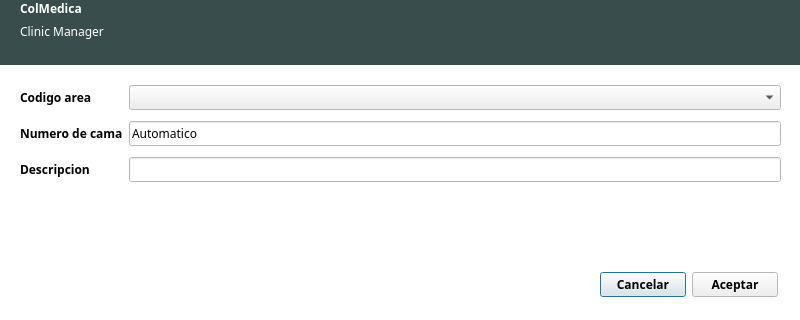
This is gui/administrador/uis/DialogNuevaCama.ui in BryanTabarez/ProyectoBD as Qt 5 draws it before an edit. The edited form follows.
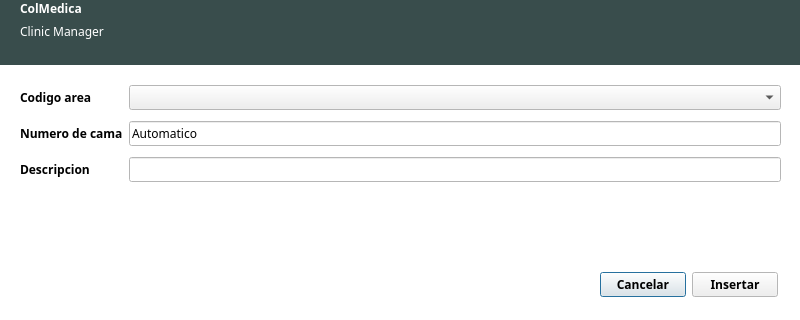
This is the edited form.

What changed in the file:
```diff
--- a/gui/administrador/uis/DialogNuevaCama.ui
+++ b/gui/administrador/uis/DialogNuevaCama.ui
@@ -197,7 +197,7 @@
      <item>
       <widget class="QPushButton" name="pushButtonAceptar">
        <property name="text">
-        <string>Aceptar</string>
+        <string>Insertar</string>
        </property>
       </widget>
      </item>
@@ -313,7 +313,7 @@
       <x>20</x>
       <y>0</y>
       <width>162</width>
-      <height>61</height>
+      <height>62</height>
      </rect>
     </property>
     <layout class="QFormLayout" name="formLayout_5">
```
Left out of the diff: 2 changed lines with no effect on the pictures.
